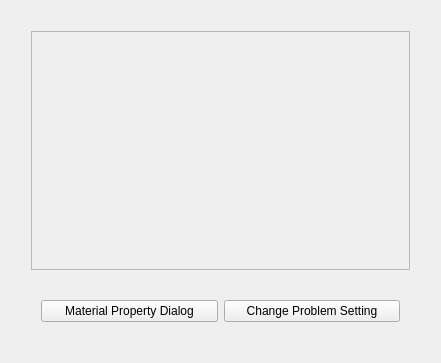
This is test_qt/solid2d/mainwindow.ui in jjqcat/delfem as Qt 5 draws it before an edit. The edited form follows.
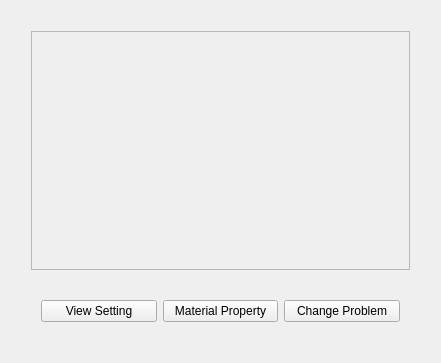
This is the edited form.

What changed in the file:
```diff
--- a/test_qt/solid2d/mainwindow.ui
+++ b/test_qt/solid2d/mainwindow.ui
@@ -28,6 +28,12 @@
   <property name="windowTitle">
    <string>DelFEM : solid2d_demos</string>
   </property>
+  <property name="documentMode">
+   <bool>true</bool>
+  </property>
+  <property name="unifiedTitleAndToolBarOnMac">
+   <bool>true</bool>
+  </property>
   <widget class="QWidget" name="centralWidget">
    <property name="sizePolicy">
     <sizepolicy hsizetype="Preferred" vsizetype="Preferred">
@@ -81,10 +87,17 @@
         <property name="margin">
          <number>10</number>
         </property>
+        <item>
+         <widget class="QPushButton" name="pushButton_viewset">
+          <property name="text">
+           <string>View Setting</string>
+          </property>
+         </widget>
+        </item>
         <item>
          <widget class="QPushButton" name="pushButton_matprop">
           <property name="text">
-           <string>Material Property Dialog</string>
+           <string>Material Property</string>
           </property>
          </widget>
         </item>
@@ -97,7 +110,7 @@
            </sizepolicy>
           </property>
           <property name="text">
-           <string>Change Problem Setting</string>
+           <string>Change Problem</string>
           </property>
          </widget>
         </item>
```
